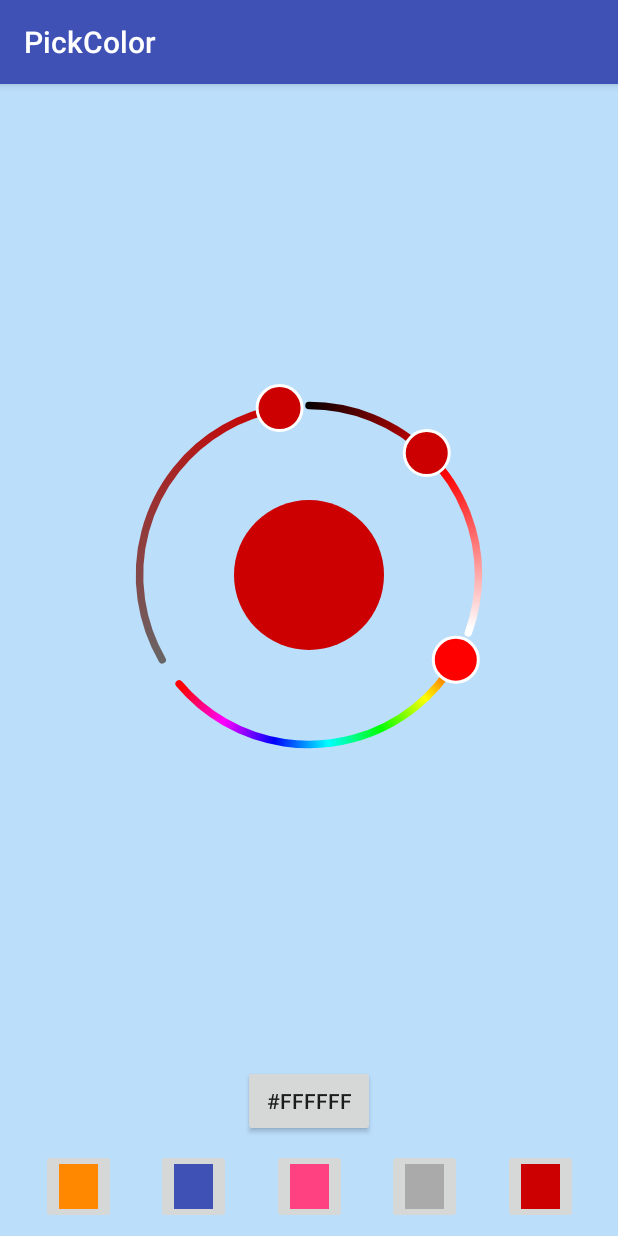
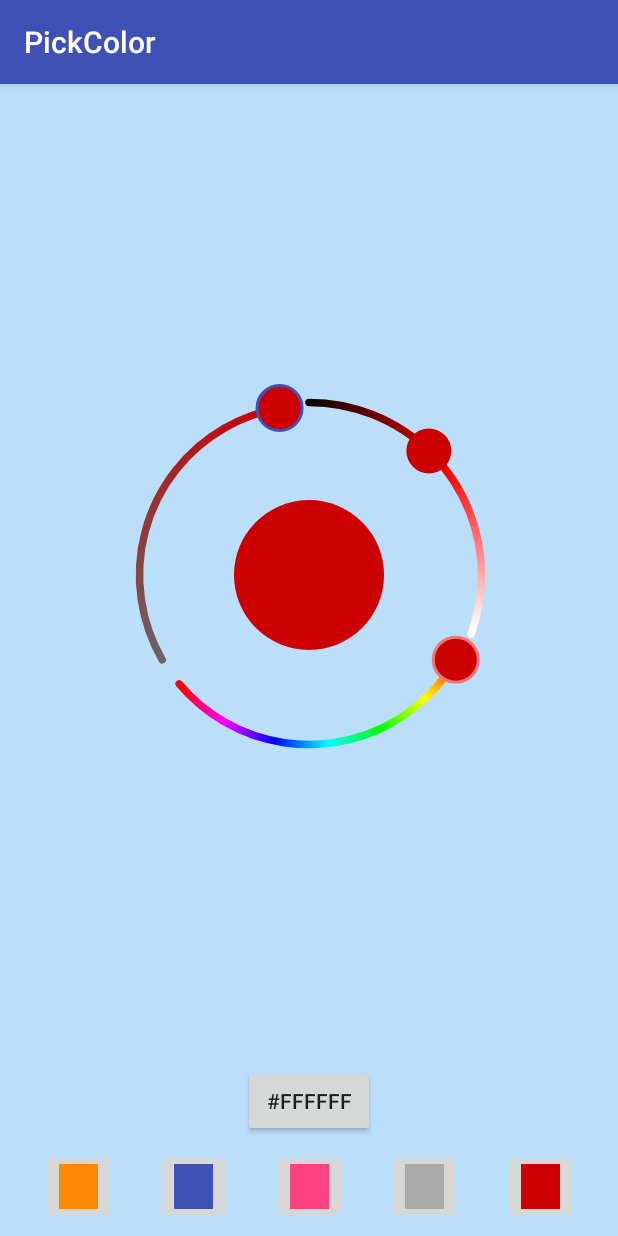
Before and after one commit to Madrapps/Pikolo, an Android app: the screen it shows after launch (MainActivity), after a tap on an icon or button, on a phone screen of 412 x 824 dp. Run offline under Robolectric (Android 15) with nearby library versions, the phone set to English and light mode, and no system bars.

Commit message:
#14 Add a dynamic colored border for the arc and the indicator

```diff
--- a/pikolo/build.gradle
+++ b/pikolo/build.gradle
@@ -4,7 +4,7 @@ apply plugin: 'com.github.dcendents.android-maven'
 apply plugin: "com.jfrog.bintray"
 
 
-def projectVersion = "1.1.0"
+def projectVersion = "1.1.2"
 def projectGroupId = "com.github.madrapps"
 def siteUrl = 'https://github.com/Madrapps/Pikolo'
 def gitUrl = 'https://github.com/Madrapps/Pikolo.git'
--- a/pikolo/src/main/java/com/madrapps/pikolo/HSLColorPicker.kt
+++ b/pikolo/src/main/java/com/madrapps/pikolo/HSLColorPicker.kt
@@ -45,16 +45,25 @@ class HSLColorPicker @JvmOverloads constructor(context: Context, attrs: Attribut
 
         hueComponent = HueComponent(metrics, paints, hueArcLength, hueStartAngle)
 
-        hueComponent.strokeWidth = typedArray.getDimension(R.styleable.HSLColorPicker_hue_stroke_width, dp(5f))
+        hueComponent.strokeWidth = typedArray.getDimension(R.styleable.HSLColorPicker_hue_arc_width, dp(5f))
+        hueComponent.borderWidth = typedArray.getDimension(R.styleable.HSLColorPicker_hue_stroke_width, 0f)
         hueComponent.indicatorStrokeWidth = typedArray.getDimension(R.styleable.HSLColorPicker_hue_indicator_stroke_width, dp(2f))
+        hueComponent.indicatorStrokeColor = typedArray.getColor(R.styleable.HSLColorPicker_hue_indicator_stroke_color, 0)
+        hueComponent.strokeColor = typedArray.getColor(R.styleable.HSLColorPicker_hue_stroke_color, 0)
         hueComponent.indicatorRadius = typedArray.getDimension(R.styleable.HSLColorPicker_hue_indicator_radius, dp(15f))
 
-        saturationComponent.strokeWidth = typedArray.getDimension(R.styleable.HSLColorPicker_saturation_stroke_width, dp(5f))
+        saturationComponent.strokeWidth = typedArray.getDimension(R.styleable.HSLColorPicker_saturation_arc_width, dp(5f))
+        saturationComponent.borderWidth = typedArray.getDimension(R.styleable.HSLColorPicker_saturation_stroke_width, 0f)
         saturationComponent.indicatorStrokeWidth = typedArray.getDimension(R.styleable.HSLColorPicker_saturation_indicator_stroke_width, dp(2f))
+        saturationComponent.indicatorStrokeColor = typedArray.getColor(R.styleable.HSLColorPicker_saturation_indicator_stroke_color, 0)
+        saturationComponent.strokeColor = typedArray.getColor(R.styleable.HSLColorPicker_saturation_stroke_color, 0)
         saturationComponent.indicatorRadius = typedArray.getDimension(R.styleable.HSLColorPicker_saturation_indicator_radius, dp(15f))
 
-        lightnessComponent.strokeWidth = typedArray.getDimension(R.styleable.HSLColorPicker_lightness_stroke_width, dp(5f))
+        lightnessComponent.strokeWidth = typedArray.getDimension(R.styleable.HSLColorPicker_lightness_arc_width, dp(5f))
+        lightnessComponent.borderWidth = typedArray.getDimension(R.styleable.HSLColorPicker_lightness_stroke_width, 0f)
         lightnessComponent.indicatorStrokeWidth = typedArray.getDimension(R.styleable.HSLColorPicker_lightness_indicator_stroke_width, dp(2f))
+        lightnessComponent.indicatorStrokeColor = typedArray.getColor(R.styleable.HSLColorPicker_lightness_indicator_stroke_color, 0)
+        lightnessComponent.strokeColor = typedArray.getColor(R.styleable.HSLColorPicker_lightness_stroke_color, 0)
         lightnessComponent.indicatorRadius = typedArray.getDimension(R.styleable.HSLColorPicker_lightness_indicator_radius, dp(15f))
 
         hueRadiusOffset = typedArray.getDimension(R.styleable.HSLColorPicker_hue_radius_offset, dp(1f))
--- a/pikolo/src/main/java/com/madrapps/pikolo/components/ArcComponent.kt
+++ b/pikolo/src/main/java/com/madrapps/pikolo/components/ArcComponent.kt
@@ -14,6 +14,7 @@ internal abstract class ArcComponent(metrics: Metrics, paints: Paints) : ColorCo
     private val matrix = Matrix()
     private lateinit var shader: Shader
     private var innerCircleArcReference: RectF? = null
+    private val borderColor = floatArrayOf(0f, 0.8f, 1f)
 
     abstract val hslIndex: Int
     abstract val arcLength: Float
@@ -36,16 +37,24 @@ internal abstract class ArcComponent(metrics: Metrics, paints: Paints) : ColorCo
 
     internal open fun drawArc(canvas: Canvas) {
         val shaderPaint = paints.shaderPaint
-        shaderPaint.shader = getShader()
         shaderPaint.style = Paint.Style.STROKE
-        shaderPaint.strokeWidth = strokeWidth
         shaderPaint.strokeCap = Paint.Cap.ROUND
 
         if (innerCircleArcReference == null) {
             innerCircleArcReference = RectF(metrics.centerX - radius, metrics.centerY - radius, metrics.centerX + radius, metrics.centerY + radius)
         }
+        if (borderWidth > 0) {
+            shaderPaint.shader = null
+            shaderPaint.color = if (strokeColor == 0) Color.WHITE else strokeColor
+            shaderPaint.strokeWidth = strokeWidth + borderWidth*2
+            canvas.drawArc(innerCircleArcReference, arcStartAngle, arcLength, false, shaderPaint)
+        }
+
+        shaderPaint.strokeWidth = strokeWidth
+        shaderPaint.shader = getShader()
         canvas.drawArc(innerCircleArcReference, arcStartAngle, arcLength, false, shaderPaint)
     }
+
 
     internal open fun drawIndicator(canvas: Canvas) {
         indicatorX = (metrics.centerX + radius * Math.cos(Math.toRadians(angle))).toFloat()
@@ -54,13 +63,39 @@ internal abstract class ArcComponent(metrics: Metrics, paints: Paints) : ColorCo
         val indicatorPaint = paints.indicatorPaint
         indicatorPaint.style = Paint.Style.FILL
 
-        indicatorPaint.color = ColorUtils.HSLToColor(metrics.hsl)
+        val color = ColorUtils.HSLToColor(metrics.hsl)
+        indicatorPaint.color = color
         canvas.drawCircle(indicatorX, indicatorY, indicatorRadius, indicatorPaint)
 
-        indicatorPaint.style = Paint.Style.STROKE
-        indicatorPaint.strokeWidth = indicatorStrokeWidth
-        indicatorPaint.color = Color.WHITE
-        canvas.drawCircle(indicatorX, indicatorY, indicatorRadius, indicatorPaint)
+        if (indicatorStrokeWidth > 0) {
+            indicatorPaint.color = getBorderColor(color)
+            indicatorPaint.style = Paint.Style.STROKE
+            indicatorPaint.strokeWidth = indicatorStrokeWidth
+            canvas.drawCircle(indicatorX, indicatorY, indicatorRadius, indicatorPaint)
+        }
+    }
+
+    private fun getBorderColor(color: Int): Int {
+        if (indicatorStrokeColor != 0) {
+            return indicatorStrokeColor
+        }
+        borderColor[0] = metrics.hsl[0]
+        val contrastW = ColorUtils.calculateContrast(color, Color.WHITE)
+        val contrastB = ColorUtils.calculateContrast(color, Color.BLACK)
+        when {
+            contrastB - contrastW > 16 -> borderColor[2] = 0f
+            contrastB - contrastW > 10 -> borderColor[2] = 0.1f
+            contrastB - contrastW > 6 -> borderColor[2] = 0.2f
+            contrastB - contrastW > 4 -> borderColor[2] = 0.3f
+            contrastB - contrastW > 2 -> borderColor[2] = 0.4f
+            contrastB - contrastW > 0 -> borderColor[2] = 0.5f
+            contrastB - contrastW > -2 -> borderColor[2] = 0.6f
+            contrastB - contrastW > -4 -> borderColor[2] = 0.7f
+            contrastB - contrastW > -8 -> borderColor[2] = 0.8f
+            contrastB - contrastW > -12 -> borderColor[2] = 0.9f
+            else -> borderColor[2] = 1f
+        }
+        return ColorUtils.HSLToColor(borderColor)
     }
 
     override fun getShader(): Shader {
@@ -154,7 +189,7 @@ internal abstract class ArcComponent(metrics: Metrics, paints: Paints) : ColorCo
     }
 
     override fun updateAngle(component: Float) {
-        val baseAngle = component/range * arcLength
+        val baseAngle = component / range * arcLength
         val relativeAngle = baseAngle + arcStartAngle
 
         angle = relativeAngle.toDouble()
--- a/pikolo/src/main/java/com/madrapps/pikolo/components/ColorComponent.kt
+++ b/pikolo/src/main/java/com/madrapps/pikolo/components/ColorComponent.kt
@@ -14,8 +14,11 @@ internal abstract class ColorComponent(val metrics: Metrics, val paints: Paints)
 
     var radius: Float = 0f
     var strokeWidth: Float = 0f
+    var strokeColor: Int = 0
+    var borderWidth: Float = 0f
     var indicatorRadius: Float = 0f
     var indicatorStrokeWidth: Float = 0f
+    var indicatorStrokeColor: Int = 0
     var indicatorX: Float = 0f
     var indicatorY: Float = 0f
 
--- a/pikolo/src/main/java/com/madrapps/pikolo/components/HueComponent.kt
+++ b/pikolo/src/main/java/com/madrapps/pikolo/components/HueComponent.kt
@@ -28,19 +28,4 @@ internal class HueComponent(metrics: Metrics, paints: Paints, override val arcLe
         return colors
     }
 
-    override fun drawIndicator(canvas: Canvas) {
-        indicatorX = (metrics.centerX + radius * Math.cos(Math.toRadians(angle))).toFloat()
-        indicatorY = (metrics.centerY + radius * Math.sin(Math.toRadians(angle))).toFloat()
-
-        val indicatorPaint = paints.indicatorPaint
-        indicatorPaint.style = Paint.Style.FILL
-
-        indicatorPaint.color = ColorUtils.HSLToColor(floatArrayOf(metrics.hsl[0], 1f, 0.5f))
-        canvas.drawCircle(indicatorX, indicatorY, indicatorRadius, indicatorPaint)
-
-        indicatorPaint.style = Paint.Style.STROKE
-        indicatorPaint.strokeWidth = indicatorStrokeWidth
-        indicatorPaint.color = Color.WHITE
-        canvas.drawCircle(indicatorX, indicatorY, indicatorRadius, indicatorPaint)
-    }
 }
--- a/pikolo/src/main/res/values/attrs.xml
+++ b/pikolo/src/main/res/values/attrs.xml
@@ -2,6 +2,10 @@
 <resources>
 
     <declare-styleable name="HSLColorPicker">
+        <attr name="hue_arc_width" format="dimension" />
+        <attr name="saturation_arc_width" format="dimension" />
+        <attr name="lightness_arc_width" format="dimension" />
+
         <attr name="hue_stroke_width" format="dimension" />
         <attr name="saturation_stroke_width" format="dimension" />
         <attr name="lightness_stroke_width" format="dimension" />
@@ -13,6 +17,14 @@
         <attr name="hue_indicator_stroke_width" format="dimension" />
         <attr name="saturation_indicator_stroke_width" format="dimension" />
         <attr name="lightness_indicator_stroke_width" format="dimension" />
+
+        <attr name="hue_indicator_stroke_color" format="color" />
+        <attr name="saturation_indicator_stroke_color" format="color" />
+        <attr name="lightness_indicator_stroke_color" format="color" />
+
+        <attr name="hue_stroke_color" format="color" />
+        <attr name="saturation_stroke_color" format="color" />
+        <attr name="lightness_stroke_color" format="color" />
 
         <attr name="hue_start_angle" format="float" />
         <attr name="hue_arc_length" format="float" />
--- a/sample/src/main/res/layout/activity_main.xml
+++ b/sample/src/main/res/layout/activity_main.xml
@@ -29,7 +29,11 @@
         pikolo:lightness_start_angle="270"
         pikolo:saturation_arc_length="110"
         pikolo:saturation_radius_offset="20dp"
+        app:hue_stroke_width="0dp"
         pikolo:saturation_start_angle="150"
+        app:lightness_indicator_stroke_width="0dp"
+        app:saturation_indicator_stroke_color="@color/colorPrimary"
+        app:hue_stroke_color="#2bff00"
         tools:layout_constraintBottom_creator="1"
         tools:layout_constraintLeft_creator="1"
         tools:layout_constraintRight_creator="1"
```
